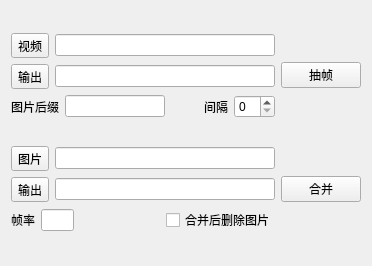
The window that ui/vitool.ui (Tongkaio/vitool) describes before a commit, drawn with Qt 5.
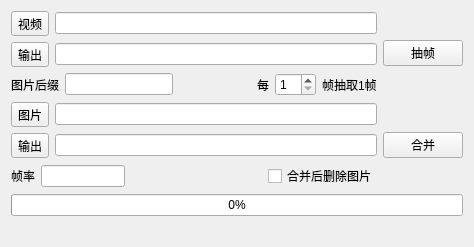
The same window after the commit.

The edit to the form file:
```diff
--- a/ui/vitool.ui
+++ b/ui/vitool.ui
@@ -6,8 +6,8 @@
    <rect>
     <x>0</x>
     <y>0</y>
-    <width>372</width>
-    <height>266</height>
+    <width>474</width>
+    <height>247</height>
    </rect>
   </property>
   <property name="windowTitle">
@@ -28,7 +28,14 @@
           </widget>
          </item>
          <item>
-          <widget class="QLineEdit" name="lineEdit_videopath"/>
+          <widget class="QLineEdit" name="lineEdit_videopath">
+           <property name="enabled">
+            <bool>true</bool>
+           </property>
+           <property name="readOnly">
+            <bool>true</bool>
+           </property>
+          </widget>
          </item>
         </layout>
        </item>
@@ -42,7 +49,11 @@
           </widget>
          </item>
          <item>
-          <widget class="QLineEdit" name="lineEdit_outputpath"/>
+          <widget class="QLineEdit" name="lineEdit_outputpath">
+           <property name="readOnly">
+            <bool>true</bool>
+           </property>
+          </widget>
          </item>
         </layout>
        </item>
@@ -74,12 +85,23 @@
          <item>
           <widget class="QLabel" name="label_2">
            <property name="text">
-            <string>间隔</string>
+            <string>每</string>
            </property>
           </widget>
          </item>
          <item>
-          <widget class="QSpinBox" name="spinBox"/>
+          <widget class="QSpinBox" name="spinBox_frame">
+           <property name="minimum">
+            <number>1</number>
+           </property>
+          </widget>
+         </item>
+         <item>
+          <widget class="QLabel" name="label_4">
+           <property name="text">
+            <string>帧抽取1帧</string>
+           </property>
+          </widget>
          </item>
         </layout>
        </item>
@@ -171,6 +193,23 @@
      </item>
     </layout>
    </item>
+   <item>
+    <widget class="QProgressBar" name="progressBar">
+     <property name="value">
+      <number>0</number>
+     </property>
+    </widget>
+   </item>
+   <item>
+    <widget class="QLabel" name="progresstext">
+     <property name="text">
+      <string/>
+     </property>
+     <property name="alignment">
+      <set>Qt::AlignCenter</set>
+     </property>
+    </widget>
+   </item>
   </layout>
  </widget>
  <resources/>
```
